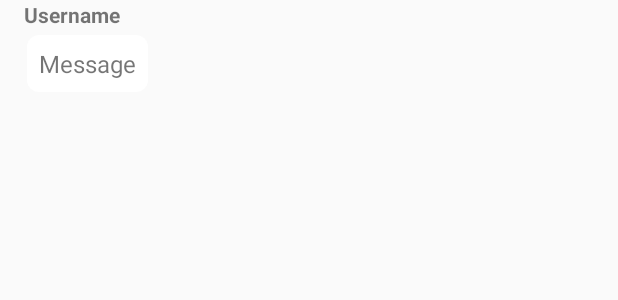
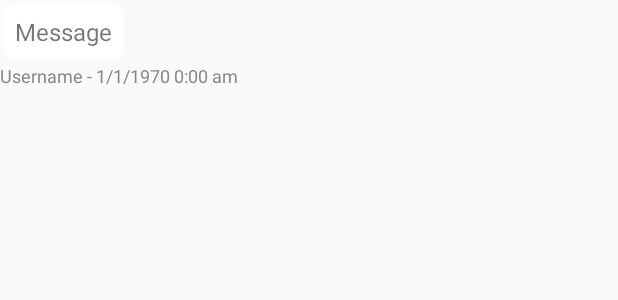
Before and after one commit to auroranil/Chat, an Android app: the layout listview_messages.xml on its own in the app's theme, with its tools: preview values and no code run, on a phone screen of 412 x 824 dp. Shown: the top 300 px of the screen. Run offline under Robolectric (Android 15) with nearby library versions, the phone set to English and light mode, and no system bars.

Commit message:
android: Improved chat UI by shrinking send button, shrinking text size for editext,placed username on bottom of all messages sent by that user before the next user speaks or at the end of the conservation, adding abbreviated datetime to right of username in messages, fixed padding issues with listview and scrolling, and a few more things.

```diff
--- a/android_app/app/src/main/AndroidManifest.xml
+++ b/android_app/app/src/main/AndroidManifest.xml
@@ -38,6 +38,7 @@
 
         <activity
             android:name=".activities.ChatActivity"
+            android:windowSoftInputMode="stateHidden"
             android:configChanges="orientation|screenSize"
             android:parentActivityName=".activities.MenuActivity"
             android:label="@string/title_activity_chat" >
--- a/android_app/app/src/main/java/com/example/saurabh/chat/activities/ChatActivity.java
+++ b/android_app/app/src/main/java/com/example/saurabh/chat/activities/ChatActivity.java
@@ -110,7 +110,7 @@ public class ChatActivity extends AppCompatActivity {
         txtMessage = (EditText) findViewById(R.id.txt_message);
 
         footerView = (LinearLayout) findViewById(R.id.layout_typing);
-        footerView.setVisibility(View.INVISIBLE);
+        footerView.setVisibility(View.GONE);
 
         usersTypingTextView = (TextView) footerView.findViewById(R.id.users_typing);
         isTypingTextView = (TextView) footerView.findViewById(R.id.is_typing);
@@ -304,7 +304,7 @@ public class ChatActivity extends AppCompatActivity {
 
                         if (usersTyping.isEmpty()) {
                             // hide view
-                            footerView.setVisibility(View.INVISIBLE);
+                            footerView.setVisibility(View.GONE);
                         }
                     }
                 });
--- a/android_app/app/src/main/java/com/example/saurabh/chat/adapters/FriendsAdapter.java
+++ b/android_app/app/src/main/java/com/example/saurabh/chat/adapters/FriendsAdapter.java
@@ -106,7 +106,7 @@ public class FriendsAdapter extends BaseAdapter implements AdapterView.OnItemCli
                 friendViewHolder.usernameText.setText(friendItem.getUsername());
                 final Date createdDate = Utility.parseDateAsUTC(friendItem.getDate());
                 if (createdDate != null) {
-                    friendViewHolder.becameFriendsText.setText(activity.getResources().getString(R.string.became_friends, Utility.getTimeAgo(createdDate.getTime())));
+                    friendViewHolder.becameFriendsText.setText(activity.getResources().getString(R.string.became_friends, Utility.getTimeAgo(createdDate)));
                 }
                 break;
             case TYPE_FRIEND_REQUEST:
--- a/android_app/app/src/main/java/com/example/saurabh/chat/adapters/RoomAdapter.java
+++ b/android_app/app/src/main/java/com/example/saurabh/chat/adapters/RoomAdapter.java
@@ -89,7 +89,7 @@ public class RoomAdapter extends BaseAdapter implements AdapterView.OnItemClickL
 
         final Date createdDate = Utility.parseDateAsUTC(roomItem.getDate());
         if(createdDate != null) {
-            roomViewHolder.createdByUserText.setText(res.getString(R.string.created_by_user, roomItem.getUsername() + " " + Utility.getTimeAgo(createdDate.getTime())));
+            roomViewHolder.createdByUserText.setText(res.getString(R.string.created_by_user, roomItem.getUsername() + " " + Utility.getTimeAgo(createdDate)));
         }
 
         return convertView;
--- a/android_app/app/src/main/res/layout/listview_messages.xml
+++ b/android_app/app/src/main/res/layout/listview_messages.xml
@@ -3,18 +3,7 @@
     android:id="@+id/message"
     android:layout_width="fill_parent"
     android:layout_height="fill_parent"
-    android:orientation="vertical"
-    android:paddingLeft="@dimen/activity_horizontal_margin"
-    android:paddingRight="@dimen/activity_horizontal_margin">
-
-    <TextView
-        android:id="@+id/username_display"
-        android:text="@string/template_username"
-        android:textSize="14sp"
-        android:layout_marginBottom="2dp"
-        android:layout_width = "wrap_content"
-        android:layout_height="wrap_content"
-        android:textStyle="bold" />
+    android:orientation="vertical">
 
     <TextView
         android:id="@+id/message_display"
@@ -27,4 +16,11 @@
         android:layout_width = "wrap_content"
         android:layout_height="wrap_content" />
 
+    <TextView
+        android:id="@+id/details_display"
+        android:text="@string/template_details"
+        android:textSize="12sp"
+        android:textColor="#FF888888"
+        android:layout_width="wrap_content"
+        android:layout_height="wrap_content" />
 </LinearLayout>
--- a/android_app/app/src/main/res/values/strings.xml
+++ b/android_app/app/src/main/res/values/strings.xml
@@ -23,6 +23,7 @@
 
     <string name="template_broadcast">Broadcast message</string>
     <string name="template_username">Username</string>
+    <string name="template_details">Username - 1/1/1970 0:00 am</string>
     <string name="template_message">Message</string>
 
     <string name="last_active_date">Last active %s</string>
```
Also changed, not shown: android_app/app/src/main/java/com/example/saurabh/chat/activities/UserProfileActivity.java (+4 -4 lines), android_app/app/src/main/java/com/example/saurabh/chat/adapters/MessageAdapter.java (+56 -15 lines), android_app/app/src/main/java/com/example/saurabh/chat/utilities/Utility.java (+39 -5 lines), android_app/app/src/main/res/layout/activity_chat.xml (+10 -5 lines).
